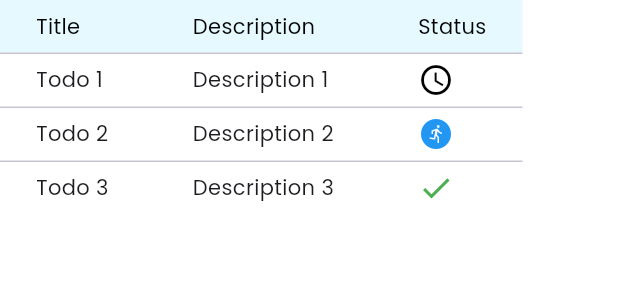
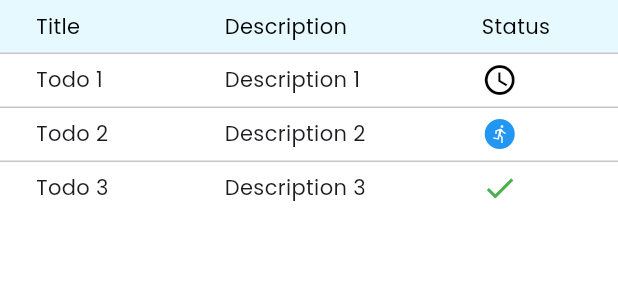
Before and after one commit to Edukever/schoolap-mobile-ui, a Flutter app: the SPDataTable widget shown alone on an empty page, opened directly, on a phone screen of 412 x 824 dp. Shown: the top 300 px of the screen. Run offline on Flutter 3.47's test engine with Material 3 defaults, Android fonts, the phone set to English and light mode, and no system bars; our stand-ins replace auto_size_text, dropdown_button2, equatable, flutter_form_builder, flutter_svg, lottie and 1 more.

Commit message:
:+1: fix: data table width

```diff
--- a/example/lib/fields/data_table.dart
+++ b/example/lib/fields/data_table.dart
@@ -67,7 +67,7 @@ class DataTableScreen extends StatelessWidget {
 
                       return const Icon(Icons.done, color: Colors.green);
                     },
-                  )
+                  ),
                 ],
                 rows: const [
                   Todo(
--- a/lib/src/widgets/data_table/schoolap_data_table.dart
+++ b/lib/src/widgets/data_table/schoolap_data_table.dart
@@ -159,18 +159,24 @@ class _SPDataTableState<T> extends State<SPDataTable<T>> {
       ),
     );
 
+    return LayoutBuilder(builder: (context, constraints) {
       return SingleChildScrollView(
         padding: EdgeInsets.zero,
         child: Column(
+          mainAxisSize: MainAxisSize.max,
           children: [
             SingleChildScrollView(
               padding: widget.horizontalPadding,
               scrollDirection: Axis.horizontal,
-            child: SizedBox(child: dataTable),
+              child: ConstrainedBox(
+                constraints: BoxConstraints(minWidth: constraints.biggest.width),
+                child: dataTable,
+              ),
             ),
             if (rows.isEmpty) widget.emptyItemBuilder.call(context),
           ],
         ),
       );
+    });
   }
 }
```
Lines whose indentation alone changed are shown as unchanged.
